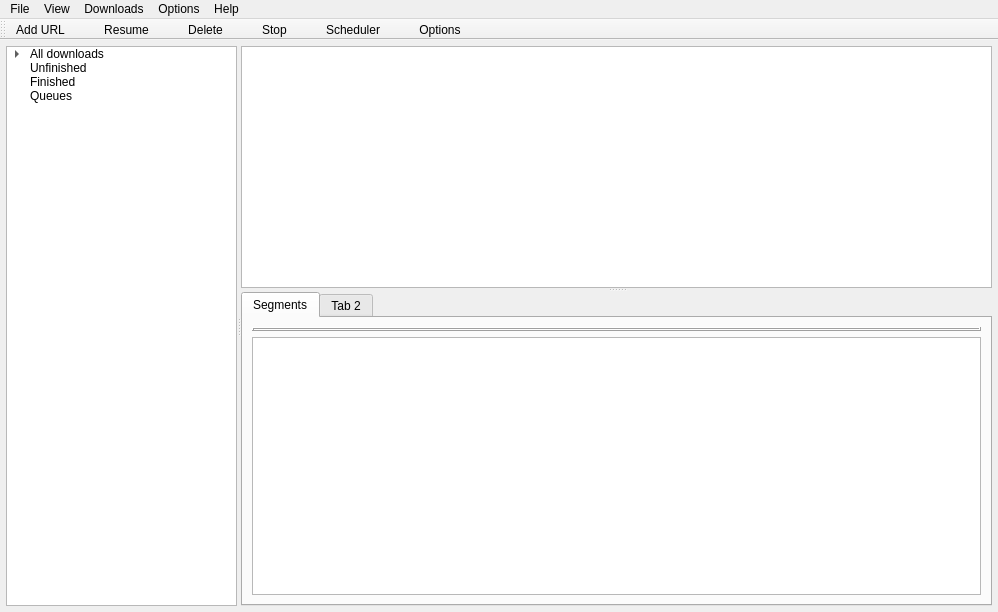
Above: mainwindow.ui from trunghieu2570/QDownloadManager before the change. Below: the same form after it.
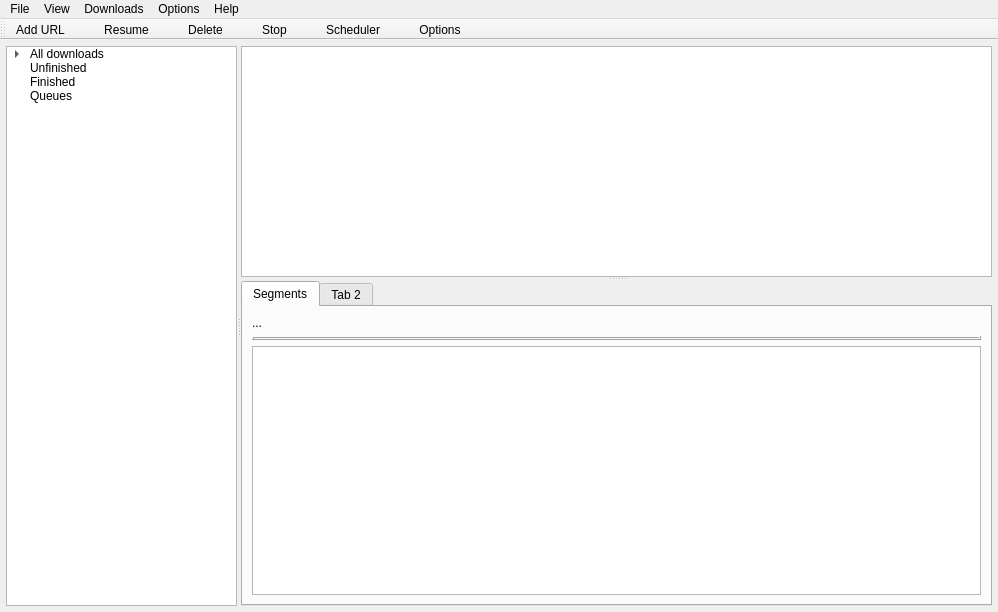
That is the form after the change. Icons and pictures are not drawn.

Patch:
```diff
--- a/mainwindow.ui
+++ b/mainwindow.ui
@@ -148,6 +148,9 @@
         </attribute>
        </widget>
        <widget class="QTabWidget" name="tabWidget">
+        <property name="enabled">
+         <bool>true</bool>
+        </property>
         <property name="sizePolicy">
          <sizepolicy hsizetype="Expanding" vsizetype="Expanding">
           <horstretch>3</horstretch>
@@ -161,6 +164,13 @@
          <layout class="QHBoxLayout" name="horizontalLayout">
           <item>
            <layout class="QVBoxLayout" name="verticalLayout_2">
+            <item>
+             <widget class="QLabel" name="currentTaskLabel">
+              <property name="text">
+               <string>...</string>
+              </property>
+             </widget>
+            </item>
             <item>
              <widget class="QFrame" name="segProgressBarFrame">
               <property name="frameShape">
```
